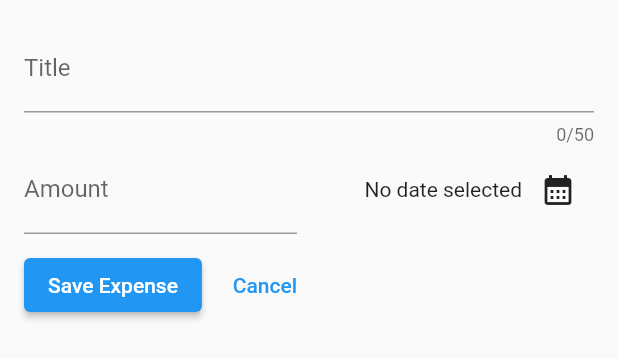
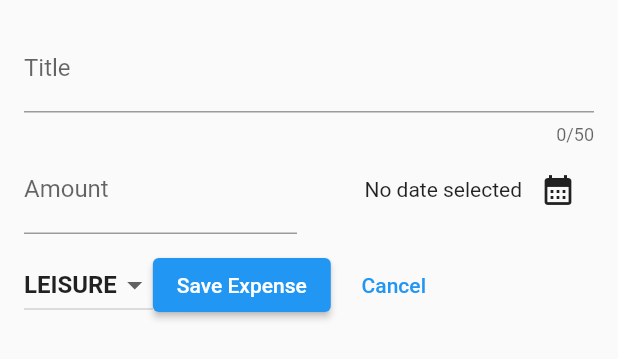
Before and after one commit to MattiaLR95/expense_tracker_flutter, a Flutter app: the NewExpense widget shown alone on an empty page, opened directly, on a phone screen of 412 x 824 dp. Shown: the top 359 px of the screen. Run offline on Flutter 3.47's test engine with Material 2 defaults, Android fonts, the phone set to English and light mode, and no system bars.

Commit message:
Completamento modulo creazione spesa

```diff
--- a/lib/widgets/new_expense.dart
+++ b/lib/widgets/new_expense.dart
@@ -14,6 +14,7 @@ class _NewExpense extends State<NewExpense> {
   final _titleController = TextEditingController();
   final _amountController = TextEditingController();
   DateTime? _selectedDate;
+  Category _selectedCategory = Category.leisure;
 
   void _presentDatePicker() async {
     final now = DateTime.now();
@@ -73,7 +74,9 @@ class _NewExpense extends State<NewExpense> {
                   mainAxisAlignment: MainAxisAlignment.end,
                   crossAxisAlignment: CrossAxisAlignment.center,
                   children: [
-                    Text(_selectedDate == null ? 'No date selected' : formatter.format(_selectedDate!)),
+                    Text(_selectedDate == null
+                        ? 'No date selected'
+                        : formatter.format(_selectedDate!)),
                     IconButton(
                         onPressed: _presentDatePicker,
                         icon: const Icon(Icons.calendar_month))
@@ -88,6 +91,27 @@ class _NewExpense extends State<NewExpense> {
           Row(
             // mainAxisAlignment: MainAxisAlignment.end,
             children: [
+              DropdownButton(
+                value: _selectedCategory,
+                  items: Category.values
+                      .map(
+                        (category) => DropdownMenuItem(
+                          value: category,
+                          child: Text(
+                            category.name.toUpperCase(),
+                            style: const TextStyle(fontWeight: FontWeight.bold),
+                          ),
+                        ),
+                      )
+                      .toList(),
+                  onChanged: (value) {
+                    if (value == null) {
+                      return;
+                    }
+                    setState(() {
+                      _selectedCategory = value;
+                    });
+                  }),
               ElevatedButton(
                 onPressed: () {},
                 child: const Text('Save Expense'),
```
